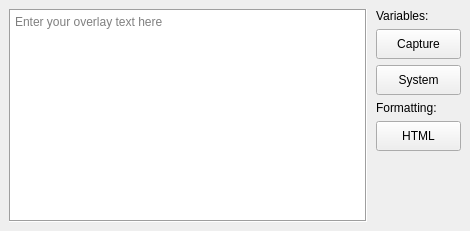
mrehkopf/vcs, file src/display/qt/dialogs/ui/overlay_dialog.ui: the form before one commit.
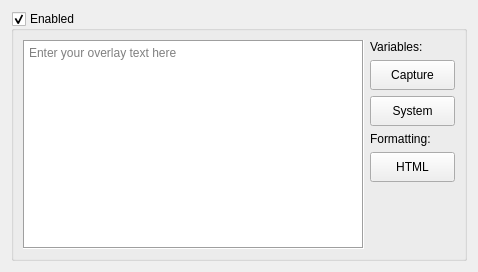
The form after the commit.

Patch:
```diff
--- a/src/display/qt/dialogs/ui/overlay_dialog.ui
+++ b/src/display/qt/dialogs/ui/overlay_dialog.ui
@@ -6,29 +6,23 @@
    <rect>
     <x>0</x>
     <y>0</y>
-    <width>470</width>
-    <height>231</height>
+    <width>478</width>
+    <height>272</height>
    </rect>
   </property>
   <property name="windowTitle">
    <string>Dialog</string>
   </property>
+  <layout class="QVBoxLayout" name="verticalLayout">
+   <item>
+    <widget class="QGroupBox" name="groupBox_overlayEnabled">
+     <property name="title">
+      <string>Enabled</string>
+     </property>
+     <property name="checkable">
+      <bool>true</bool>
+     </property>
   <layout class="QHBoxLayout" name="horizontalLayout">
-   <property name="spacing">
-    <number>9</number>
-   </property>
-   <property name="leftMargin">
-    <number>9</number>
-   </property>
-   <property name="topMargin">
-    <number>9</number>
-   </property>
-   <property name="rightMargin">
-    <number>9</number>
-   </property>
-   <property name="bottomMargin">
-    <number>9</number>
-   </property>
    <item>
     <widget class="QPlainTextEdit" name="plainTextEdit">
      <property name="sizePolicy">
@@ -164,6 +158,9 @@
          </size>
         </property>
        </spacer>
+         </item>
+        </layout>
+       </widget>
       </item>
      </layout>
     </widget>
```
Lines whose indentation alone changed are shown as unchanged.
